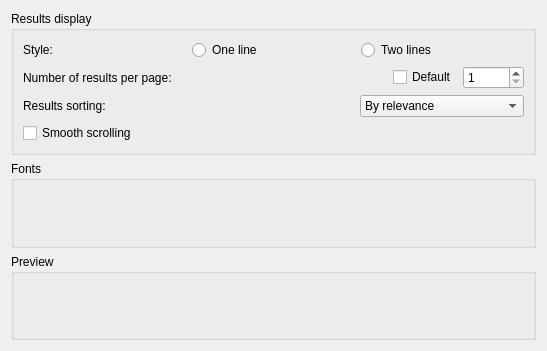
Above: src/gui/ResultsViewPreferences.ui from Gnurou/tagainijisho before the change. Below: the same form after it.
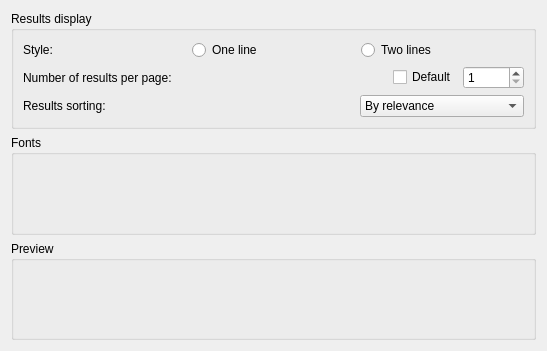
That is the form after the change.

Commit message: Removed some unused preferences

The edit to the form file:
```diff
--- a/src/gui/ResultsViewPreferences.ui
+++ b/src/gui/ResultsViewPreferences.ui
@@ -128,13 +128,6 @@
         </item>
        </layout>
       </item>
-      <item>
-       <widget class="QCheckBox" name="smoothScrolling">
-        <property name="text">
-         <string>Smooth scrolling</string>
-        </property>
-       </widget>
-      </item>
      </layout>
     </widget>
    </item>
```
The commit also changes 1 other file.
